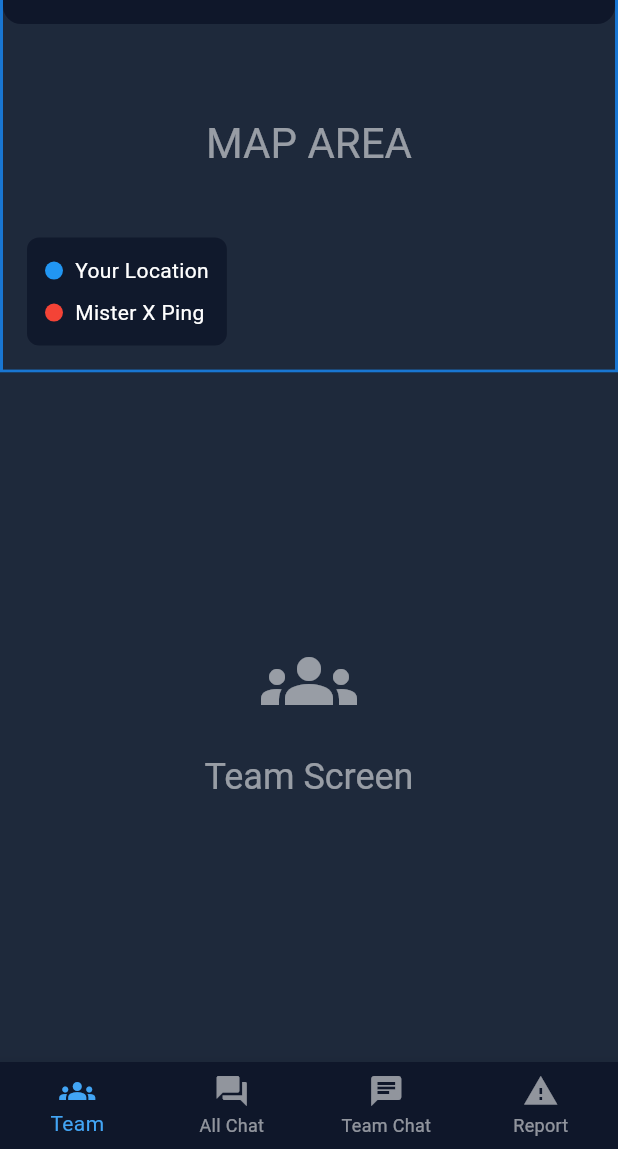
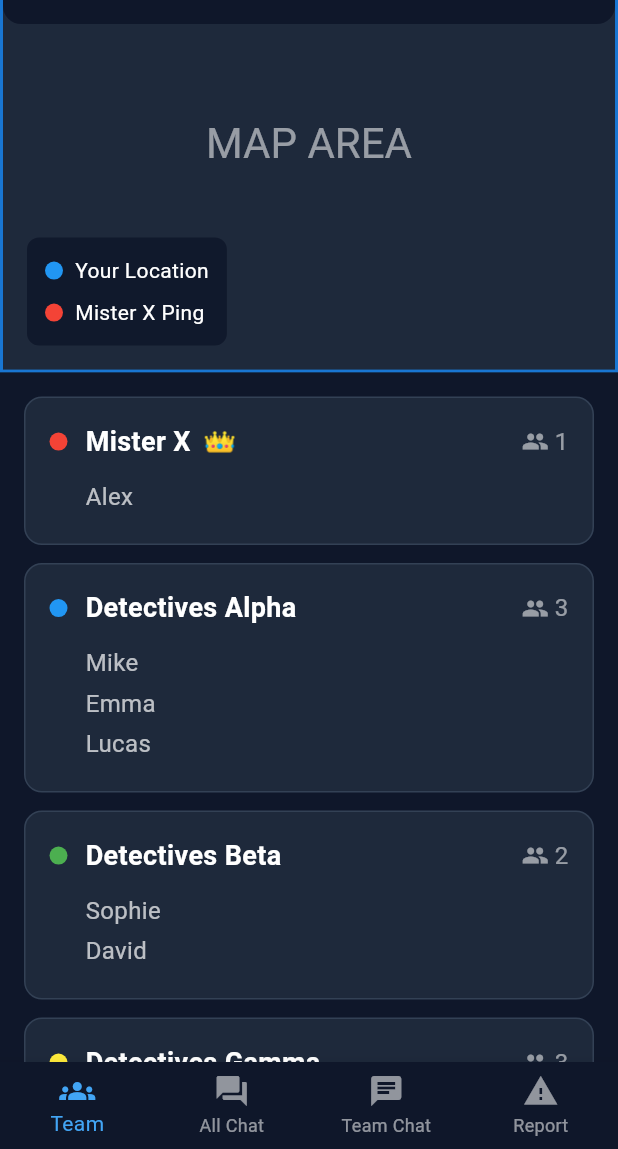
Before and after one commit to htlleonding-x-act/x-act, a Flutter app: the screen it shows after launch, on a phone screen of 412 x 824 dp, the part 87-1236 px from its top. Run offline on Flutter 3.47's test engine with Material 3 defaults, Android fonts, the phone set to English and light mode, and no system bars.

Commit message:
feat(frontend/team-screen): add dummy team cards

```diff
--- a/xact_frontend/lib/screens/team_screen.dart
+++ b/xact_frontend/lib/screens/team_screen.dart
@@ -6,16 +6,99 @@ class TeamScreen extends StatelessWidget {
   @override
   Widget build(BuildContext context) {
     return Container(
-      color: const Color(0xFF1E293B),
-      child: Center(
-        child: Column(
-          mainAxisAlignment: MainAxisAlignment.center,
-          children: [
-            Icon(Icons.groups, size: 64, color: Colors.white54),
-            const SizedBox(height: 16),
-            Text('Team Screen', style: Theme.of(context).textTheme.headlineSmall?.copyWith(color: Colors.white54)),
-          ],
-        ),
+      color: const Color(0xFF0F172A),
+      child: ListView(
+        padding: const EdgeInsets.all(16),
+        children: [
+          _buildTeamCard(
+            teamName: 'Mister X',
+            color: Colors.red,
+            members: ['Alex'],
+            isMisterX: true,
+          ),
+          const SizedBox(height: 12),
+          _buildTeamCard(
+            teamName: 'Detectives Alpha',
+            color: Colors.blue,
+            members: ['Mike', 'Emma', 'Lucas'],
+          ),
+          const SizedBox(height: 12),
+          _buildTeamCard(
+            teamName: 'Detectives Beta',
+            color: Colors.green,
+            members: ['Sophie', 'David'],
+          ),
+          const SizedBox(height: 12),
+          _buildTeamCard(
+            teamName: 'Detectives Gamma',
+            color: Colors.yellow,
+            members: ['Olivia', 'James', 'Liam'],
+          ),
+        ],
+      ),
+    );
+  }
+
+  Widget _buildTeamCard({
+    required String teamName,
+    required Color color,
+    required List<String> members,
+    bool isMisterX = false,
+  }) {
+    return Container(
+      decoration: BoxDecoration(
+        color: const Color(0xFF1E293B),
+        borderRadius: BorderRadius.circular(12),
+        border: Border.all(color: const Color(0xFF334155), width: 1),
+      ),
+      padding: const EdgeInsets.all(16),
+      child: Column(
+        crossAxisAlignment: CrossAxisAlignment.start,
+        children: [
+          Row(
+            children: [
+              Container(
+                width: 12,
+                height: 12,
+                decoration: BoxDecoration(color: color, shape: BoxShape.circle),
+              ),
+              const SizedBox(width: 12),
+              Text(
+                teamName,
+                style: const TextStyle(
+                  color: Colors.white,
+                  fontSize: 18,
+                  fontWeight: FontWeight.bold,
+                ),
+              ),
+              if (isMisterX) ...[
+                const SizedBox(width: 8),
+                const Text('👑', style: TextStyle(fontSize: 18)),
+              ],
+              const Spacer(),
+              Row(
+                children: [
+                  const Icon(Icons.people, color: Colors.white54, size: 18),
+                  const SizedBox(width: 4),
+                  Text(
+                    members.length.toString(),
+                    style: const TextStyle(color: Colors.white54, fontSize: 16),
+                  ),
+                ],
+              ),
+            ],
+          ),
+          const SizedBox(height: 12),
+          ...members.map(
+            (member) => Padding(
+              padding: const EdgeInsets.only(bottom: 4, left: 24),
+              child: Text(
+                member,
+                style: const TextStyle(color: Colors.white70, fontSize: 16),
+              ),
+            ),
+          ),
+        ],
       ),
     );
   }
```
